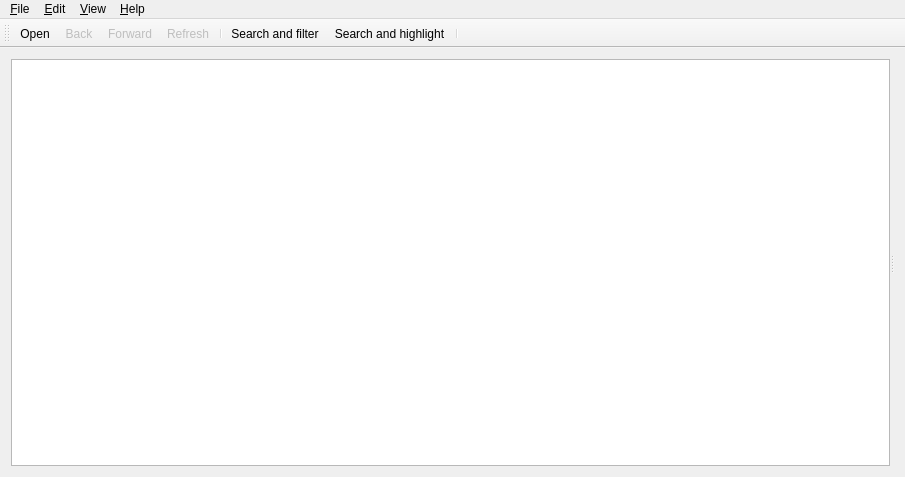
Above: src/mainview.ui from coolshou/qgitx before the change. Below: the same form after it.
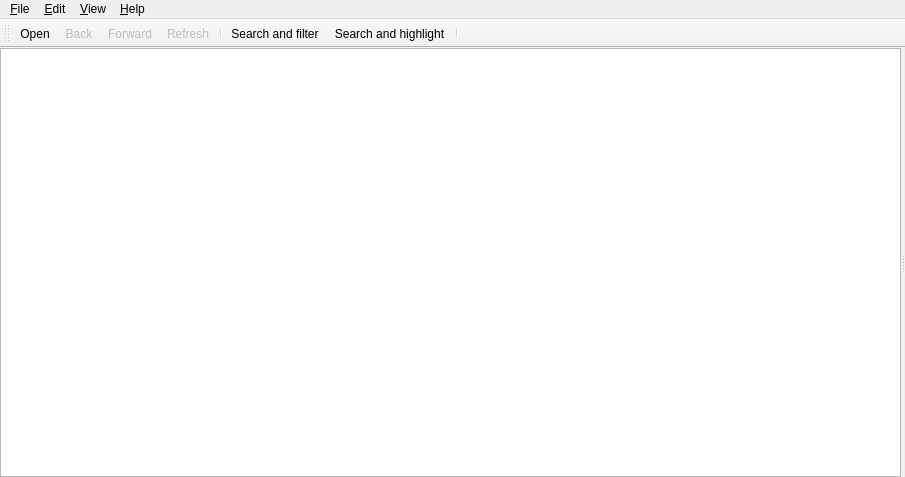
That is the form after the change. Icons and pictures are not drawn.

Commit message: reduce margin in main window to 0

Diff of the .ui file:
```diff
--- a/src/mainview.ui
+++ b/src/mainview.ui
@@ -22,6 +22,9 @@
   </property>
   <widget class="QWidget" name="widget">
    <layout class="QHBoxLayout">
+    <property name="margin">
+     <number>0</number>
+    </property>
     <item>
      <widget class="QSplitter" name="treeSplitter">
       <property name="orientation">
```
